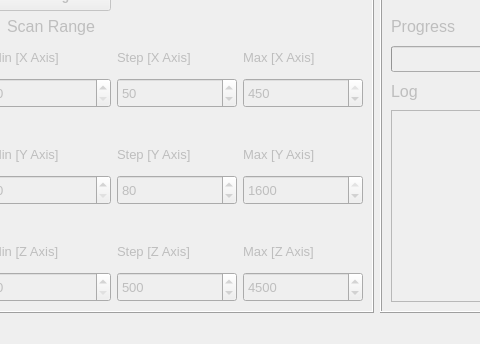
Qt form GUI/scAnt_GUI_mw.ui (evo-biomech/scAnt) before a commit; both pictures show x 591 to 1071 and y 516 to 860 of the 1269 by 860 pixel window.
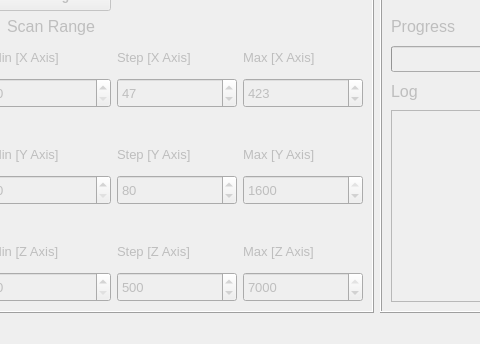
The same form after that commit. Icons and pictures are not drawn.

```diff
--- a/GUI/scAnt_GUI_mw.ui
+++ b/GUI/scAnt_GUI_mw.ui
@@ -1644,13 +1644,13 @@
           <double>0.000000000000000</double>
          </property>
          <property name="maximum">
-          <double>450.000000000000000</double>
+          <double>430.000000000000000</double>
          </property>
          <property name="singleStep">
           <double>5.000000000000000</double>
          </property>
          <property name="value">
-          <double>50.000000000000000</double>
+          <double>47.000000000000000</double>
          </property>
         </widget>
        </item>
@@ -1691,13 +1691,13 @@
           <double>0.000000000000000</double>
          </property>
          <property name="maximum">
-          <double>450.000000000000000</double>
+          <double>430.000000000000000</double>
          </property>
          <property name="singleStep">
           <double>5.000000000000000</double>
          </property>
          <property name="value">
-          <double>450.000000000000000</double>
+          <double>423.000000000000000</double>
          </property>
         </widget>
        </item>
@@ -2408,13 +2408,13 @@
           <double>0.000000000000000</double>
          </property>
          <property name="maximum">
-          <double>5000.000000000000000</double>
+          <double>7000.000000000000000</double>
          </property>
          <property name="singleStep">
           <double>100.000000000000000</double>
          </property>
          <property name="value">
-          <double>4500.000000000000000</double>
+          <double>7000.000000000000000</double>
          </property>
         </widget>
        </item>
```
Left out of the diff: 6 changed lines with no effect on the pictures.
